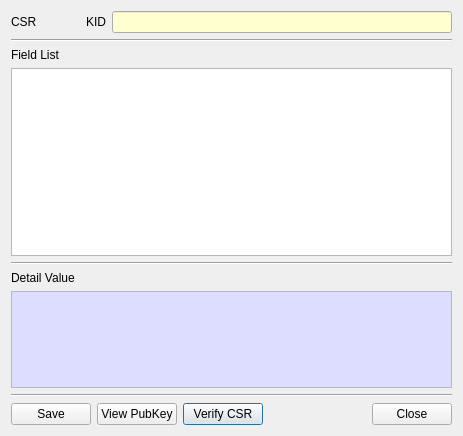
Old version of the form CryptokiMan/csr_info_dlg.ui in the repository jykim74/CryptokiMan.
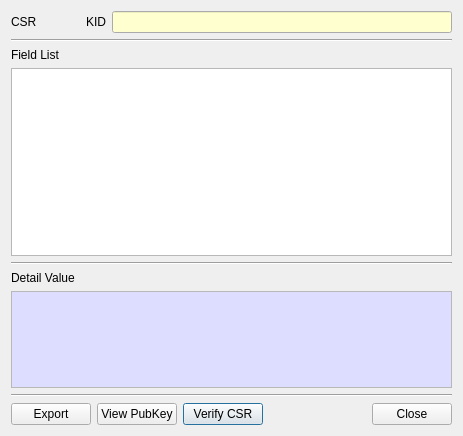
New version of the form.

```diff
--- a/CryptokiMan/csr_info_dlg.ui
+++ b/CryptokiMan/csr_info_dlg.ui
@@ -223,7 +223,7 @@
      <item row="0" column="0">
       <widget class="QPushButton" name="mSaveBtn">
        <property name="text">
-        <string>Save</string>
+        <string>Export</string>
        </property>
       </widget>
      </item>
```
Left out of the diff: 4 changed lines with no effect on the pictures.
